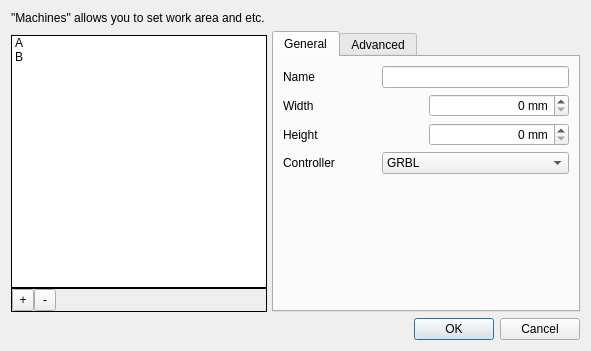
Before: the Qt Designer form src/windows/machine-manager.ui in flux3dp/swiftray, drawn with Qt 5.
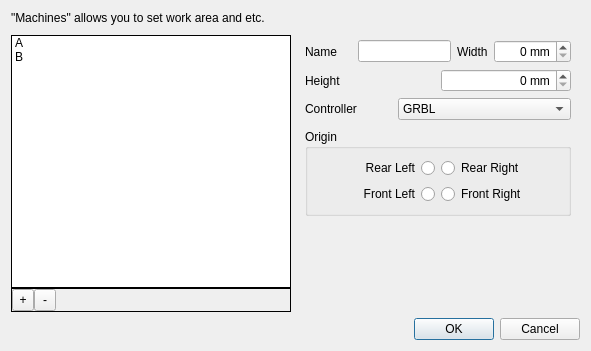
After: the same form once the commit is applied.

```diff
--- a/src/windows/machine-manager.ui
+++ b/src/windows/machine-manager.ui
@@ -159,21 +159,16 @@
       </widget>
      </item>
      <item>
-      <widget class="QTabWidget" name="editorTabs">
-       <property name="sizePolicy">
-        <sizepolicy hsizetype="Expanding" vsizetype="Expanding">
-         <horstretch>2</horstretch>
-         <verstretch>0</verstretch>
-        </sizepolicy>
+      <widget class="QFrame" name="frame">
+       <property name="frameShape">
+        <enum>QFrame::NoFrame</enum>
        </property>
-       <property name="currentIndex">
-        <number>0</number>
+       <property name="frameShadow">
+        <enum>QFrame::Raised</enum>
        </property>
-       <widget class="QWidget" name="generalTab">
-        <attribute name="title">
-         <string>General</string>
-        </attribute>
-        <layout class="QVBoxLayout" name="verticalLayout_3">
+       <layout class="QVBoxLayout" name="verticalLayout_8">
+        <item>
+         <layout class="QHBoxLayout" name="horizontalLayout_3">
          <item>
           <layout class="QHBoxLayout" name="horizontalLayout_4">
            <item>
@@ -205,11 +200,6 @@
           </layout>
          </item>
          <item>
-          <layout class="QHBoxLayout" name="horizontalLayout_5">
-           <property name="rightMargin">
-            <number>0</number>
-           </property>
-           <item>
             <widget class="QLabel" name="widthLabel">
              <property name="text">
               <string>Width</string>
@@ -232,10 +222,7 @@
           </layout>
          </item>
          <item>
-          <layout class="QHBoxLayout" name="horizontalLayout_3">
-           <property name="bottomMargin">
-            <number>0</number>
-           </property>
+         <layout class="QHBoxLayout" name="horizontalLayout_5">
            <item>
             <widget class="QLabel" name="heightLabel">
              <property name="text">
@@ -259,7 +246,7 @@
           </layout>
          </item>
          <item>
-          <layout class="QHBoxLayout" name="horizontalLayout_7">
+         <layout class="QHBoxLayout" name="horizontalLayout_6">
            <property name="bottomMargin">
             <number>3</number>
            </property>
@@ -297,25 +284,7 @@
           </layout>
          </item>
          <item>
-          <spacer name="verticalSpacer">
-           <property name="orientation">
-            <enum>Qt::Vertical</enum>
-           </property>
-           <property name="sizeHint" stdset="0">
-            <size>
-             <width>20</width>
-             <height>40</height>
-            </size>
-           </property>
-          </spacer>
-         </item>
-        </layout>
-       </widget>
-       <widget class="QWidget" name="advancedTab">
-        <attribute name="title">
-         <string>Advanced</string>
-        </attribute>
-        <layout class="QVBoxLayout" name="verticalLayout_5">
+         <layout class="QVBoxLayout" name="verticalLayout_3">
          <item>
           <widget class="QGroupBox" name="originGroupBox">
            <property name="title">
@@ -350,7 +319,7 @@
              </layout>
             </item>
             <item>
-             <layout class="QHBoxLayout" name="horizontalLayout_9">
+              <layout class="QHBoxLayout" name="horizontalLayout_7">
               <item>
                <widget class="QRadioButton" name="frontLeftRadioButton">
                 <property name="layoutDirection">
@@ -373,8 +342,10 @@
            </layout>
           </widget>
          </item>
+         </layout>
+        </item>
          <item>
-          <spacer name="verticalSpacer_2">
+         <spacer name="verticalSpacer">
            <property name="orientation">
             <enum>Qt::Vertical</enum>
            </property>
@@ -387,7 +358,6 @@
           </spacer>
          </item>
         </layout>
-       </widget>
       </widget>
      </item>
     </layout>
```
Lines whose indentation alone changed are shown as unchanged.
